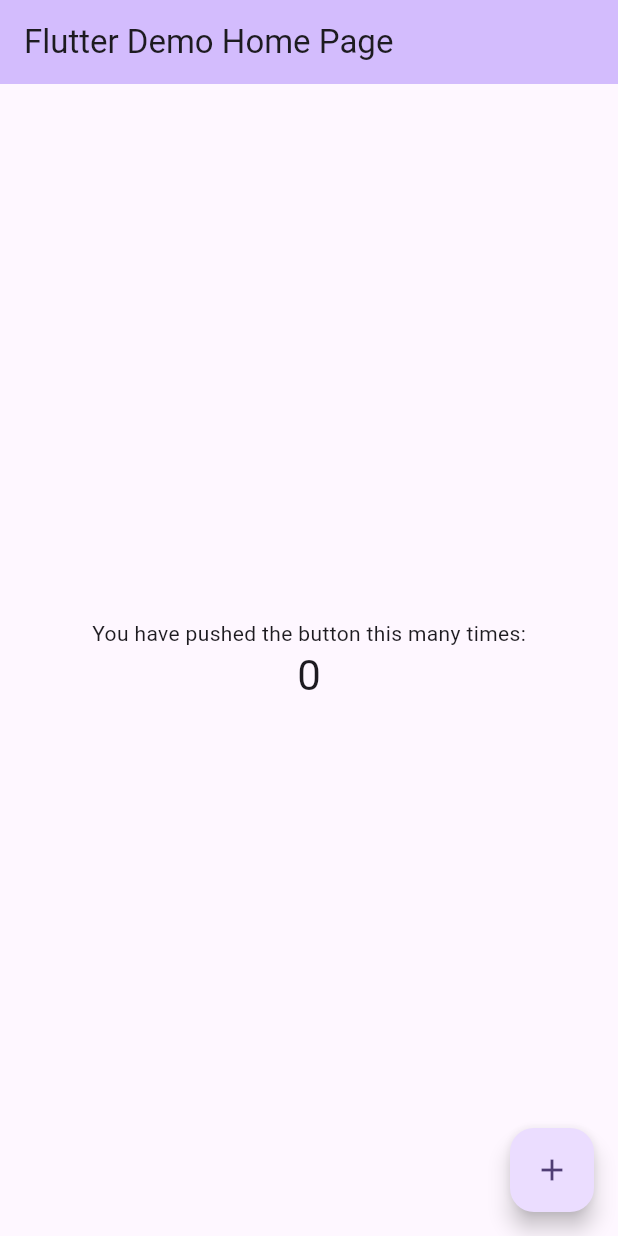
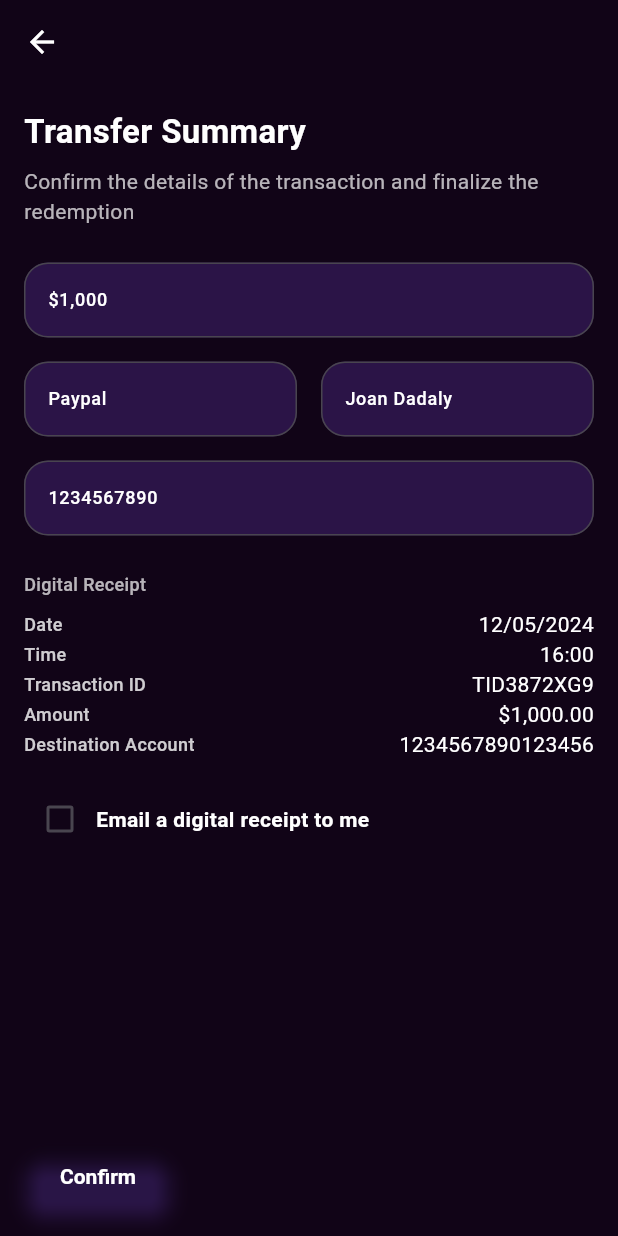
Before and after one commit to VictorCuerdo/RedeemingCoinTransferSummary, a Flutter app: the screen it shows after launch, on a phone screen of 412 x 824 dp. Run offline on Flutter 3.47's test engine with Material 3 defaults, Android fonts, the phone set to English and light mode, and no system bars.

Commit message:
first design prototype, need to enhance colors, font sizes, blurs and content positioning

```diff
--- a/lib/main.dart
+++ b/lib/main.dart
@@ -1,4 +1,6 @@
 import 'package:flutter/material.dart';
+import 'package:redeeming_coin_transfer_summary/screens/transfer_summary_screen.dart';
+import 'package:redeeming_coin_transfer_summary/theme/custom_theme.dart';
 
 void main() {
   runApp(const MyApp());
@@ -7,119 +9,15 @@
 class MyApp extends StatelessWidget {
   const MyApp({super.key});
 
-  // This widget is the root of your application.
   @override
   Widget build(BuildContext context) {
     return MaterialApp(
-      title: 'Flutter Demo',
-      theme: ThemeData(
-        // This is the theme of your application.
-        //
-        // TRY THIS: Try running your application with "flutter run". You'll see
-        // the application has a purple toolbar. Then, without quitting the app,
-        // try changing the seedColor in the colorScheme below to Colors.green
-        // and then invoke "hot reload" (save your changes or press the "hot
-        // reload" button in a Flutter-supported IDE, or press "r" if you used
-        // the command line to start the app).
-        //
-        // Notice that the counter didn't reset back to zero; the application
-        // state is not lost during the reload. To reset the state, use hot
-        // restart instead.
-        //
-        // This works for code too, not just values: Most code changes can be
-        // tested with just a hot reload.
-        colorScheme: ColorScheme.fromSeed(seedColor: Colors.deepPurple),
-        useMaterial3: true,
-      ),
-      home: const MyHomePage(title: 'Flutter Demo Home Page'),
+      title: 'Redeeming Coin Transfer Summary',
+      theme: CustomTheme.lightTheme,
+      initialRoute: TransferSummaryScreen.routeName,
+      routes: {
+        TransferSummaryScreen.routeName: (context) => TransferSummaryScreen(),
+      },
     );
   }
 }
-
-class MyHomePage extends StatefulWidget {
-  const MyHomePage({super.key, required this.title});
-
-  // This widget is the home page of your application. It is stateful, meaning
-  // that it has a State object (defined below) that contains fields that affect
-  // how it looks.
-
-  // This class is the configuration for the state. It holds the values (in this
-  // case the title) provided by the parent (in this case the App widget) and
-  // used by the build method of the State. Fields in a Widget subclass are
-  // always marked "final".
-
-  final String title;
-
-  @override
-  State<MyHomePage> createState() => _MyHomePageState();
-}
-
-class _MyHomePageState extends State<MyHomePage> {
-  int _counter = 0;
-
-  void _incrementCounter() {
-    setState(() {
-      // This call to setState tells the Flutter framework that something has
-      // changed in this State, which causes it to rerun the build method below
-      // so that the display can reflect the updated values. If we changed
-      // _counter without calling setState(), then the build method would not be
-      // called again, and so nothing would appear to happen.
-      _counter++;
-    });
-  }
-
-  @override
-  Widget build(BuildContext context) {
-    // This method is rerun every time setState is called, for instance as done
-    // by the _incrementCounter method above.
-    //
-    // The Flutter framework has been optimized to make rerunning build methods
-    // fast, so that you can just rebuild anything that needs updating rather
-    // than having to individually change instances of widgets.
-    return Scaffold(
-      appBar: AppBar(
-        // TRY THIS: Try changing the color here to a specific color (to
-        // Colors.amber, perhaps?) and trigger a hot reload to see the AppBar
-        // change color while the other colors stay the same.
-        backgroundColor: Theme.of(context).colorScheme.inversePrimary,
-        // Here we take the value from the MyHomePage object that was created by
-        // the App.build method, and use it to set our appbar title.
-        title: Text(widget.title),
-      ),
-      body: Center(
-        // Center is a layout widget. It takes a single child and positions it
-        // in the middle of the parent.
-        child: Column(
-          // Column is also a layout widget. It takes a list of children and
-          // arranges them vertically. By default, it sizes itself to fit its
-          // children horizontally, and tries to be as tall as its parent.
-          //
-          // Column has various properties to control how it sizes itself and
-          // how it positions its children. Here we use mainAxisAlignment to
-          // center the children vertically; the main axis here is the vertical
-          // axis because Columns are vertical (the cross axis would be
-          // horizontal).
-          //
-          // TRY THIS: Invoke "debug painting" (choose the "Toggle Debug Paint"
-          // action in the IDE, or press "p" in the console), to see the
-          // wireframe for each widget.
-          mainAxisAlignment: MainAxisAlignment.center,
-          children: <Widget>[
-            const Text(
-              'You have pushed the button this many times:',
-            ),
-            Text(
-              '$_counter',
-              style: Theme.of(context).textTheme.headlineMedium,
-            ),
-          ],
-        ),
-      ),
-      floatingActionButton: FloatingActionButton(
-        onPressed: _incrementCounter,
-        tooltip: 'Increment',
-        child: const Icon(Icons.add),
-      ), // This trailing comma makes auto-formatting nicer for build methods.
-    );
-  }
-}
--- /dev/null
+++ b/lib/screens/transfer_summary_screen.dart
@@ -0,0 +1,27 @@
+import 'package:flutter/material.dart';
+import 'package:redeeming_coin_transfer_summary/widgets/templates/transfer_summary_template.dart';
+
+class TransferSummaryScreen extends StatelessWidget {
+  static const routeName = '/transfer-summary';
+
+  final TextEditingController amountController =
+      TextEditingController(text: '\$1,000');
+  final TextEditingController methodController =
+      TextEditingController(text: 'Paypal');
+  final TextEditingController holderNameController =
+      TextEditingController(text: 'Joan Dadaly');
+  final TextEditingController accountNumberController =
+      TextEditingController(text: '1234567890');
+
+  TransferSummaryScreen({super.key});
+
+  @override
+  Widget build(BuildContext context) {
+    return TransferSummaryTemplate(
+      amountController: amountController,
+      methodController: methodController,
+      holderNameController: holderNameController,
+      accountNumberController: accountNumberController,
+    );
+  }
+}
--- /dev/null
+++ b/lib/theme/custom_theme.dart
@@ -0,0 +1,18 @@
+import 'package:flutter/material.dart';
+
+class CustomTheme {
+  static ThemeData get lightTheme {
+    return ThemeData(
+      primaryColor: Colors.deepPurple,
+      scaffoldBackgroundColor: const Color(0xFF110417),
+      appBarTheme: const AppBarTheme(
+        backgroundColor: Colors.transparent,
+        elevation: 0,
+      ),
+      textTheme: const TextTheme(
+        bodyLarge: TextStyle(color: Colors.white),
+        bodyMedium: TextStyle(color: Colors.white),
+      ),
+    );
+  }
+}
--- a/lib/widgets/atoms/custom_text_field.dart
+++ b/lib/widgets/atoms/custom_text_field.dart
@@ -0,0 +1,30 @@
+import 'package:flutter/material.dart';
+
+class CustomTextField extends StatelessWidget {
+  final String hintText;
+  final TextEditingController controller;
+
+  const CustomTextField(
+      {super.key, required this.hintText, required this.controller});
+
+  @override
+  Widget build(BuildContext context) {
+    return TextField(
+      controller: controller,
+      style: const TextStyle(
+        color: Colors.white,
+        fontSize: 12,
+        fontWeight: FontWeight.w500,
+      ),
+      decoration: InputDecoration(
+        hintText: hintText,
+        hintStyle: TextStyle(color: Colors.white.withOpacity(0.7)),
+        filled: true,
+        fillColor: Colors.deepPurple.withOpacity(0.3),
+        border: OutlineInputBorder(
+          borderRadius: BorderRadius.circular(16),
+        ),
+      ),
+    );
+  }
+}
--- a/lib/widgets/atoms/rounded_button.dart
+++ b/lib/widgets/atoms/rounded_button.dart
@@ -0,0 +1,29 @@
+import 'package:flutter/material.dart';
+
+class RoundedButton extends StatelessWidget {
+  final String text;
+  final VoidCallback onPressed;
+
+  const RoundedButton({super.key, required this.text, required this.onPressed});
+
+  @override
+  Widget build(BuildContext context) {
+    return ElevatedButton(
+      onPressed: onPressed,
+      style: ElevatedButton.styleFrom(
+        foregroundColor: Colors.white,
+        backgroundColor: Colors.transparent,
+        shadowColor: Colors.deepPurple,
+        elevation: 5,
+        shape: RoundedRectangleBorder(
+          borderRadius: BorderRadius.circular(16),
+        ),
+        textStyle: const TextStyle(
+          fontWeight: FontWeight.bold,
+          fontSize: 14,
+        ),
+      ),
+      child: Text(text),
+    );
+  }
+}
--- a/lib/widgets/molecules/summary_detail.dart
+++ b/lib/widgets/molecules/summary_detail.dart
@@ -0,0 +1,33 @@
+import 'package:flutter/material.dart';
+
+class SummaryDetail extends StatelessWidget {
+  //In this class will handle the look and design of the 4x2 summary transfer information.
+  final String title;
+  final String value;
+
+  const SummaryDetail({super.key, required this.title, required this.value});
+
+  @override
+  Widget build(BuildContext context) {
+    return Row(
+      mainAxisAlignment: MainAxisAlignment.spaceBetween,
+      children: [
+        Text(
+          title,
+          style: TextStyle(
+            color: Colors.white.withOpacity(0.8),
+            fontSize: 12,
+            fontWeight: FontWeight.w500,
+          ),
+        ),
+        Text(
+          value,
+          style: const TextStyle(
+            color: Colors.white,
+            fontSize: 14,
+          ),
+        ),
+      ],
+    );
+  }
+}
--- a/lib/widgets/organisms/summary_form.dart
+++ b/lib/widgets/organisms/summary_form.dart
@@ -0,0 +1,52 @@
+import 'package:flutter/material.dart';
+import 'package:redeeming_coin_transfer_summary/widgets/atoms/custom_text_field.dart';
+
+class SummaryForm extends StatelessWidget {
+  final TextEditingController amountController;
+  final TextEditingController methodController;
+  final TextEditingController holderNameController;
+  final TextEditingController accountNumberController;
+
+  const SummaryForm({
+    super.key,
+    required this.amountController,
+    required this.methodController,
+    required this.holderNameController,
+    required this.accountNumberController,
+  });
+
+  @override
+  Widget build(BuildContext context) {
+    return Column(
+      children: [
+        CustomTextField(
+          hintText: '\$1,000',
+          controller: amountController,
+        ),
+        const SizedBox(height: 16),
+        Row(
+          children: [
+            Expanded(
+              child: CustomTextField(
+                hintText: 'Paypal',
+                controller: methodController,
+              ),
+            ),
+            const SizedBox(width: 16),
+            Expanded(
+              child: CustomTextField(
+                hintText: 'Joan Dadaly',
+                controller: holderNameController,
+              ),
+            ),
+          ],
+        ),
+        const SizedBox(height: 16),
+        CustomTextField(
+          hintText: '1234567890',
+          controller: accountNumberController,
+        ),
+      ],
+    );
+  }
+}
--- a/lib/widgets/templates/transfer_summary_template.dart
+++ b/lib/widgets/templates/transfer_summary_template.dart
@@ -0,0 +1,105 @@
+import 'package:flutter/material.dart';
+import 'package:redeeming_coin_transfer_summary/widgets/atoms/rounded_button.dart';
+import 'package:redeeming_coin_transfer_summary/widgets/molecules/summary_detail.dart';
+import 'package:redeeming_coin_transfer_summary/widgets/organisms/summary_form.dart';
+
+class TransferSummaryTemplate extends StatelessWidget {
+  final TextEditingController amountController;
+  final TextEditingController methodController;
+  final TextEditingController holderNameController;
+  final TextEditingController accountNumberController;
+
+  const TransferSummaryTemplate({
+    super.key,
+    required this.amountController,
+    required this.methodController,
+    required this.holderNameController,
+    required this.accountNumberController,
+  });
+
+  @override
+  Widget build(BuildContext context) {
+    return Scaffold(
+      backgroundColor: const Color(0xFF110417),
+      appBar: AppBar(
+        backgroundColor: Colors.transparent,
+        elevation: 0,
+        leading: IconButton(
+          icon: const Icon(Icons.arrow_back, color: Colors.white),
+          onPressed: () => Navigator.of(context).pop(),
+        ),
+      ),
+      body: Padding(
+        padding: const EdgeInsets.all(16.0),
+        child: Column(
+          crossAxisAlignment: CrossAxisAlignment.start,
+          children: [
+            const Text(
+              'Transfer Summary',
+              style: TextStyle(
+                color: Colors.white,
+                fontSize: 22,
+                fontWeight: FontWeight.w600,
+              ),
+            ),
+            const SizedBox(height: 8),
+            Text(
+              'Confirm the details of the transaction and finalize the redemption',
+              style: TextStyle(
+                color: Colors.white.withOpacity(0.7),
+                fontSize: 14,
+              ),
+            ),
+            const SizedBox(height: 24),
+            SummaryForm(
+              amountController: amountController,
+              methodController: methodController,
+              holderNameController: holderNameController,
+              accountNumberController: accountNumberController,
+            ),
+            const SizedBox(height: 24),
+            Text(
+              'Digital Receipt',
+              style: TextStyle(
+                color: Colors.white.withOpacity(0.7),
+                fontSize: 12,
+                fontWeight: FontWeight.w500,
+              ),
+            ),
+            const SizedBox(height: 8),
+            const SummaryDetail(title: 'Date', value: '12/05/2024'),
+            const SummaryDetail(title: 'Time', value: '16:00'),
+            const SummaryDetail(title: 'Transaction ID', value: 'TID3872XG9'),
+            const SummaryDetail(title: 'Amount', value: '\$1,000.00'),
+            const SummaryDetail(
+                title: 'Destination Account', value: '1234567890123456'),
+            const SizedBox(height: 16),
+            Row(
+              children: [
+                Checkbox(
+                  value: false,
+                  onChanged: (bool? value) {},
+                  checkColor: Colors.green,
+                  activeColor: Colors.deepPurple,
+                ),
+                const Text(
+                  'Email a digital receipt to me',
+                  style: TextStyle(
+                    color: Colors.white,
+                    fontSize: 14,
+                    fontWeight: FontWeight.w600,
+                  ),
+                ),
+              ],
+            ),
+            const Spacer(),
+            RoundedButton(
+              text: 'Confirm',
+              onPressed: () {},
+            ),
+          ],
+        ),
+      ),
+    );
+  }
+}
```
